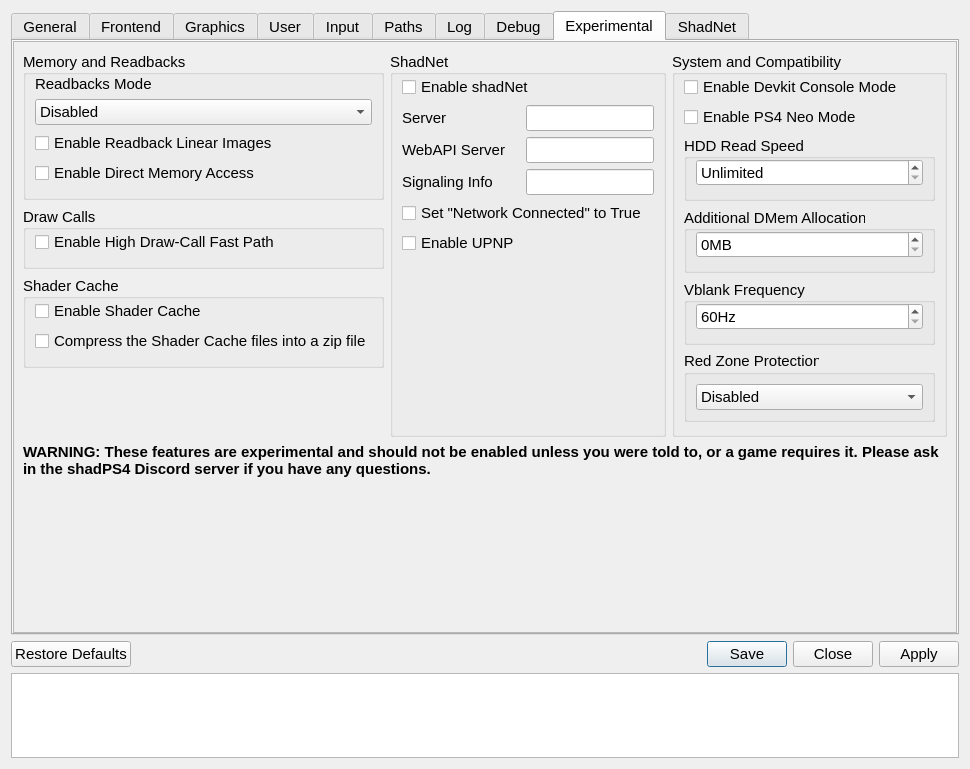
Above: src/qt_gui/settings_dialog.ui from cuesta4/shadps4-qtlauncher before the change. Below: the same form after it.
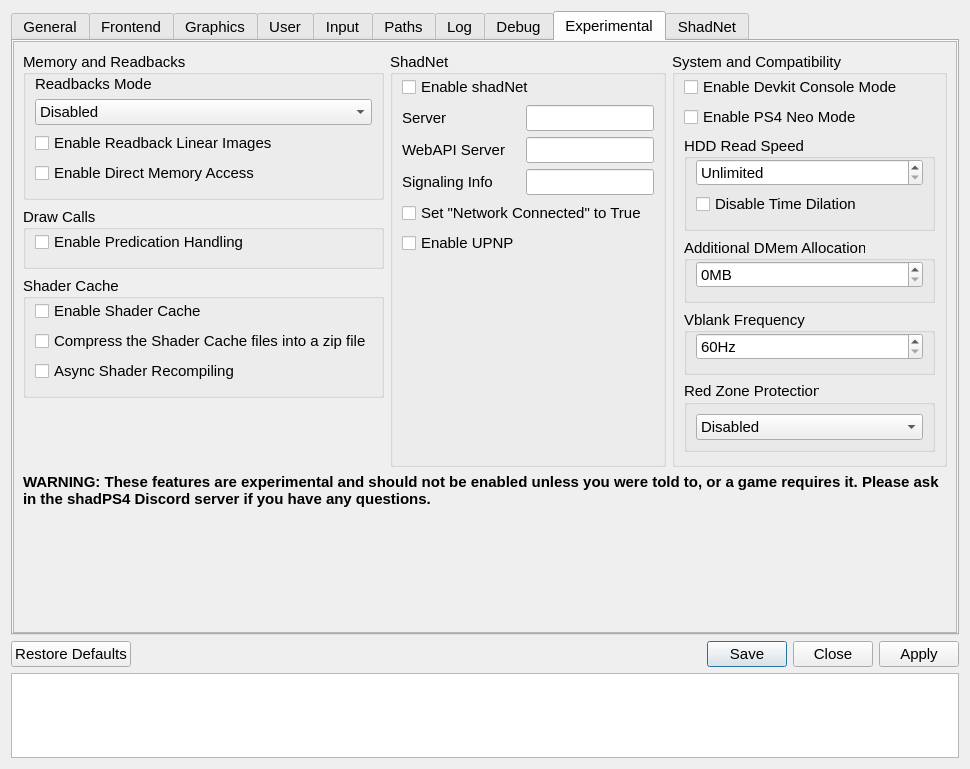
That is the form after the change. The open tabs and pages were chosen to show the change. Icons and pictures are not drawn.

```diff
--- a/src/qt_gui/settings_dialog.ui
+++ b/src/qt_gui/settings_dialog.ui
@@ -2441,7 +2441,7 @@
                    <property name="labelAlignment"><set>Qt::AlignmentFlag::AlignLeading|Qt::AlignmentFlag::AlignLeft|Qt::AlignmentFlag::AlignTop</set></property>
                    <property name="horizontalSpacing"><number>6</number></property><property name="verticalSpacing"><number>6</number></property>
                    <property name="leftMargin"><number>9</number></property><property name="topMargin"><number>0</number></property><property name="bottomMargin"><number>12</number></property>
-                   <item row="0" column="0" colspan="2"><widget class="QCheckBox" name="fastPathCheckBox"><property name="text"><string>Enable High Draw-Call Fast Path</string></property></widget></item>
+                   <item row="0" column="0" colspan="2"><widget class="QCheckBox" name="enablePredicationCheckBox"><property name="text"><string>Enable Predication Handling</string></property></widget></item>
                  </layout>
                 </widget>
                </item>
@@ -2458,6 +2458,7 @@
                    <property name="leftMargin"><number>9</number></property><property name="topMargin"><number>0</number></property><property name="bottomMargin"><number>12</number></property>
                    <item row="0" column="0" colspan="2"><widget class="QCheckBox" name="shaderCaheCheckBox"><property name="text"><string>Enable Shader Cache</string></property></widget></item>
                    <item row="1" column="0" colspan="2"><widget class="QCheckBox" name="shaderCacheArchiveCheckBox"><property name="text"><string>Compress the Shader Cache files into a zip file</string></property></widget></item>
+                   <item row="2" column="0" colspan="2"><widget class="QCheckBox" name="asyncShaderRecompilingCheckBox"><property name="text"><string>Async Shader Recompiling</string></property></widget></item>
                  </layout>
                 </widget>
                </item>
@@ -2618,6 +2619,13 @@
                    <property name="maximum"><number>100000</number></property>
                   </widget>
                  </item>
+                  <item>
+                   <widget class="QCheckBox" name="app0DisableTimeStretchingCheckBox">
+                    <property name="text">
+                     <string>Disable Time Dilation</string>
+                    </property>
+                   </widget>
+                 </item>
                 </layout>
                </widget>
               </item>
```
Left out of the diff: 7 changed lines with no effect on the pictures.
